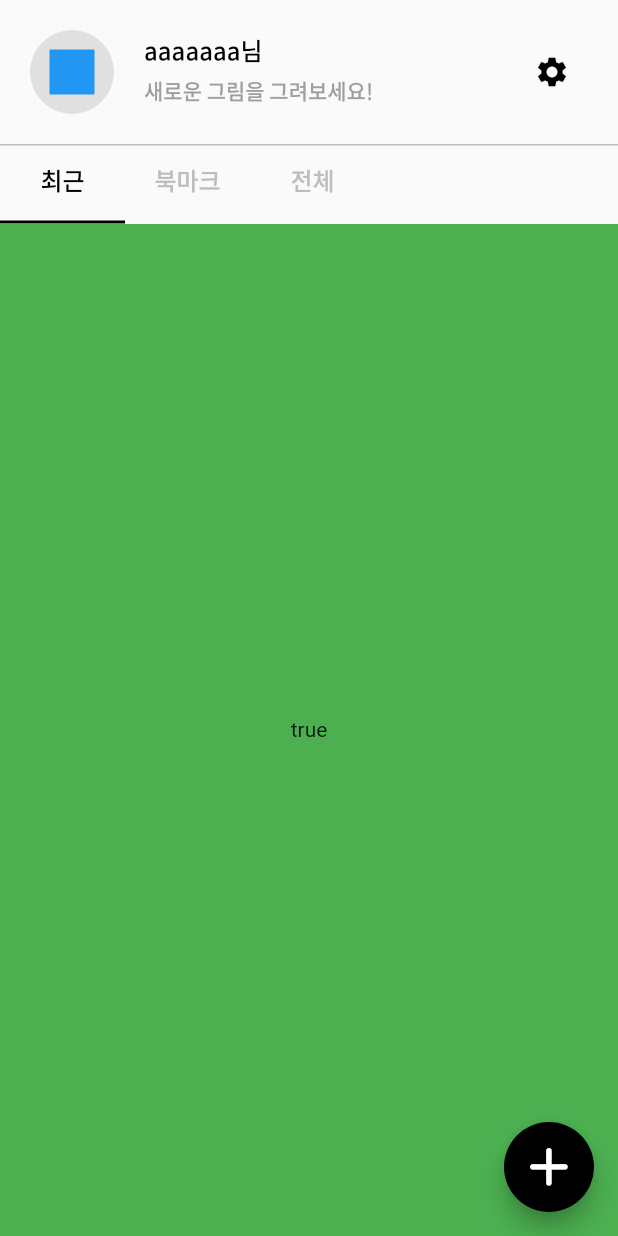
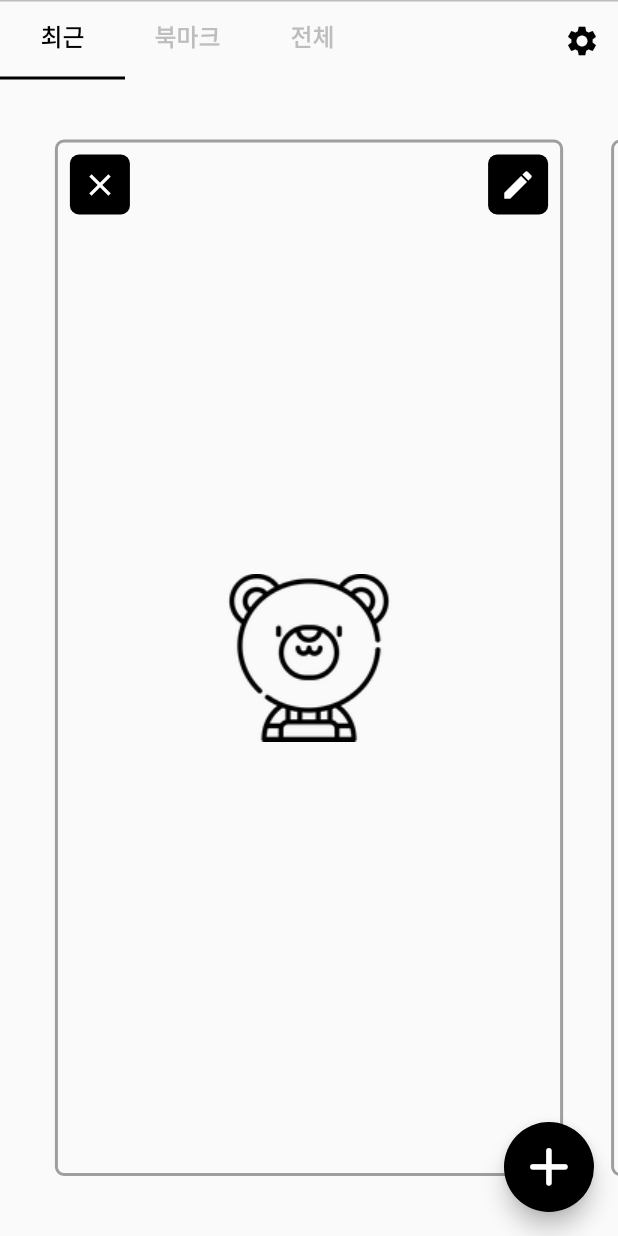
Before and after one commit to jgwng/drawCardApp, a Flutter app: the screen it shows after launch, on a phone screen of 412 x 824 dp. Run offline on Flutter 3.47's test engine with Material 2 defaults, Android fonts, the phone set to English and light mode, and no system bars; our stand-ins replace get.

Commit message:
0207 - 최근 그림 목록 화면 / 삭제 팝업 추가

```diff
--- a/lib/business_logic/controller/home_page/recent_page_controller.dart
+++ b/lib/business_logic/controller/home_page/recent_page_controller.dart
@@ -1,9 +1,12 @@
+import 'package:flutter/material.dart';
 import 'package:get/get.dart';
 
 class RecentPageController extends GetxController{
 
   RxBool currentValue = false.obs;
-
+  PageController pageController = PageController(
+    viewportFraction: 0.9
+  );
 
   @override
   void onInit() {
--- a/lib/init_setting.dart
+++ b/lib/init_setting.dart
@@ -1,3 +1,4 @@
+import 'package:drawcard/consts/size.dart';
 import 'package:flutter/gestures.dart';
 import 'package:flutter/material.dart';
 
--- a/lib/ui/pages/home/home_page.dart
+++ b/lib/ui/pages/home/home_page.dart
@@ -22,54 +22,19 @@ class _HomePageState extends State<HomePage> with TickerProviderStateMixin,TabBa
           mainAxisAlignment: MainAxisAlignment.start,
           crossAxisAlignment: CrossAxisAlignment.start,
           children: [
-            SizedBox(height: 20,),
-            Container(
-              padding: EdgeInsets.symmetric(horizontal: 20),
 
-              child: Row(
-                mainAxisAlignment: MainAxisAlignment.spaceBetween,
-                children: [
-                  Row(
-                    mainAxisAlignment: MainAxisAlignment.start,
-                    children: [
-                      CircleAvatar(
-                        radius: 28,
-                        backgroundColor: Colors.grey[300],
-                        child: Container(
-                          width: 30,
-                          height: 30,
-                          color: Colors.blue,
-                        ),
-                      ),
-                      SizedBox(width: 20,),
-                      Column(
-                        crossAxisAlignment: CrossAxisAlignment.start,
-                        children: [
-                          Text('aaaaaaa님',style: AppThemes.textTheme.bodyText1,),
-                          SizedBox(height: 8,),
-                          Text('새로운 그림을 그려보세요!',style: AppThemes.textTheme.subtitle2!.copyWith(color:Colors.grey),),
-                        ],
-                      )
-                    ],
-                  ),
-                  IconButton(
-                      icon: Icon(
-                        Icons.settings,
-                        color: Colors.black,),
-                      onPressed: () => Get.toNamed(Routes.setting))
-
-                ],
-              ),
-            ),
-            SizedBox(height: 20,),
             Divider(
               color: Colors.grey[400],
               height: 1,
               thickness: 1,
             ),
             Container(
+              alignment : Alignment.centerLeft,
+              child: Row(
+                mainAxisAlignment: MainAxisAlignment.spaceBetween,
+               children: [
+                 SizedBox(
                    width: 250,
-              alignment : Alignment.centerLeft,
                    child: TabBar(
                      indicatorColor: Colors.black,
                      controller: controller.tabController,
@@ -84,6 +49,14 @@ class _HomePageState extends State<HomePage> with TickerProviderStateMixin,TabBa
                      labelStyle: AppThemes.textTheme.bodyText1,
                      labelColor: Colors.black,
                      unselectedLabelColor: Colors.grey[400],
+                   ),
+                 ),
+                 IconButton(
+                     icon: Icon(
+                       Icons.settings,
+                       color: Colors.black,),
+                     onPressed: () => Get.toNamed(Routes.setting))
+               ],
               ),
             ),
             Expanded(
--- a/lib/ui/pages/home/views/recent_view.dart
+++ b/lib/ui/pages/home/views/recent_view.dart
@@ -1,17 +1,83 @@
 import 'package:drawcard/business_logic/controller/home_page/recent_page_controller.dart';
+import 'package:drawcard/consts/app_themes.dart';
+import 'package:drawcard/ui/pages/home/dialog/image_delete_dialog.dart';
 import 'package:flutter/material.dart';
 import 'package:get/get.dart';
 
-class RecentView extends GetView<RecentPageController>{
+class RecentView extends GetView<RecentPageController> {
   @override
   Widget build(BuildContext context) {
-    return Obx((){
-      return Container(
-        alignment: Alignment.center,
-        color: Colors.green,
-        child: Text('${controller.currentValue.toString()}'),
-      );
-    });
+    return Scaffold(
+      body: buildBody,
+    );
   }
 
+  Widget get buildBody {
+    return Container(
+      alignment: Alignment.center,
+      child: PageView.builder(
+        controller: controller.pageController,
+        itemCount: 3,
+        itemBuilder: (ctx, i) => drawCard,
+      ),
+    );
+  }
+
+  Widget get drawCard {
+    return Container(
+      margin: EdgeInsets.symmetric(horizontal: 16, vertical: 40),
+      child: Stack(
+        children: [
+          Container(
+            alignment: Alignment.center,
+            decoration: BoxDecoration(
+                borderRadius: BorderRadius.circular(6.0),
+                border: Border.all(color: Colors.grey, width: 2)),
+            child: Image.asset(
+              'assets/images/bear_2.png',
+              fit: BoxFit.fitWidth,
+            ),
+          ),
+          Positioned(
+            left: 10,
+            top: 10,
+            child: InkWell(
+                onTap: () {
+                  Get.dialog(ImageSelectDialog());
+                },
+                child: Container(
+                  width: 40,
+                  height: 40,
+                  decoration: BoxDecoration(
+                      color: Colors.black,
+                      borderRadius: BorderRadius.circular(6.0)),
+                  child: Icon(
+                    Icons.close,
+                    color: Colors.white,
+                  ),
+                )),
+          ),
+          Positioned(
+            right: 10,
+            top: 10,
+            child: InkWell(
+                onTap: () {},
+                child: Container(
+                  width: 40,
+                  height: 40,
+                  decoration: BoxDecoration(
+                      color: Colors.black,
+                      borderRadius: BorderRadius.circular(6.0)),
+                  child: Icon(
+                    Icons.edit,
+                    color: Colors.white,
+                  ),
+                )),
+          )
+        ],
+      ),
+    );
+  }
+
+
 }
```
Also changed, not shown: lib/business_logic/controller/global_controller.dart (added, +13 -0 lines), lib/consts/size.dart (added, +39 -0 lines), lib/ui/pages/home/dialog/image_delete_dialog.dart (added, +69 -0 lines). Lines whose indentation alone changed are shown as unchanged.
